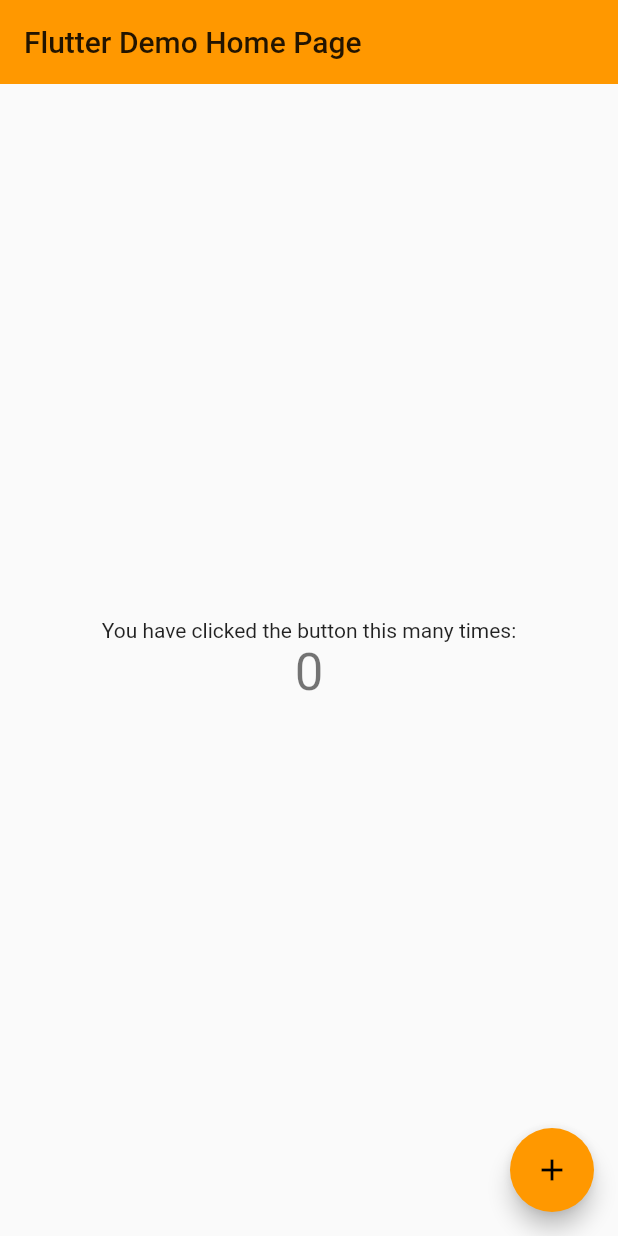
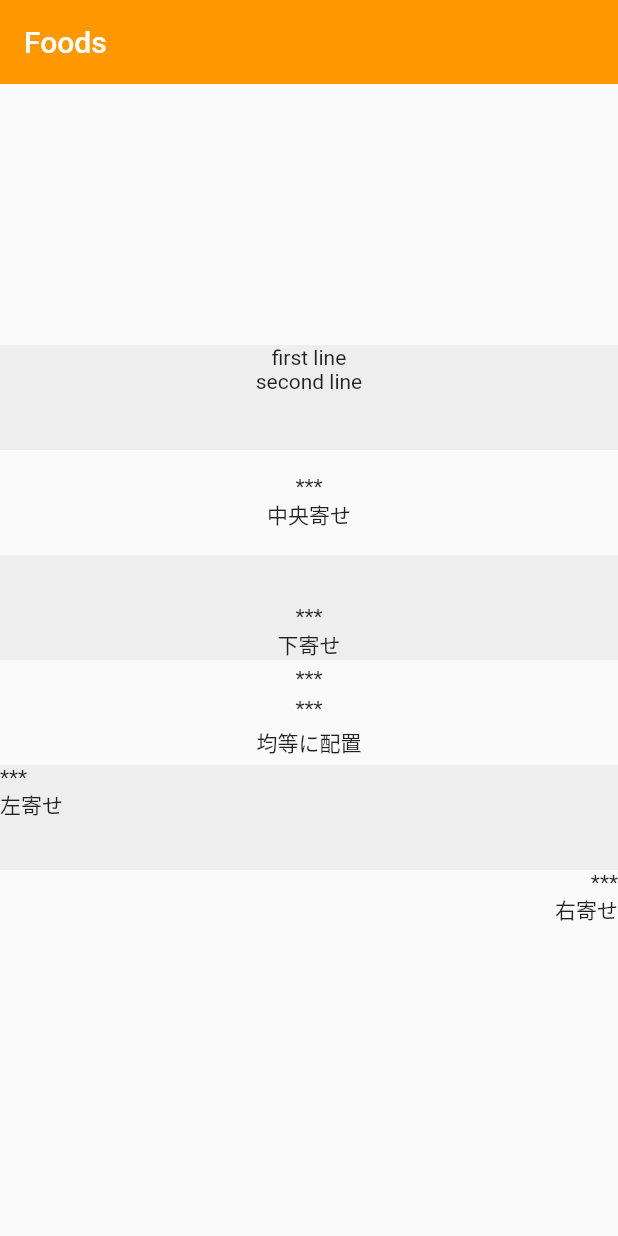
Before and after one commit to kou88/flutter, a Flutter app: the screen it shows after launch, on a phone screen of 412 x 824 dp. Run offline on Flutter 3.47's test engine with Material 2 defaults, Android fonts, the phone set to English and light mode, and no system bars.

Commit message:
Mod myapp to foods.

```diff
--- a/lib/main.dart
+++ b/lib/main.dart
@@ -1,15 +1,17 @@
 import 'package:flutter/material.dart';
 
 void main() {
-  runApp(MyApp());
+  runApp(Foods());
 }
 
-class MyApp extends StatelessWidget {
+class Foods extends StatelessWidget {
   // This widget is the root of your application.
   @override
   Widget build(BuildContext context) {
     return MaterialApp(
-      title: 'Flutter Demo',
+      // 右上に表示される"debug"ラベルを消す
+      debugShowCheckedModeBanner: false,
+      title: 'Foods app',
       theme: ThemeData(
         // This is the theme of your application.
         //
@@ -26,7 +28,7 @@ class MyApp extends StatelessWidget {
         // closer together (more dense) than on mobile platforms.
         visualDensity: VisualDensity.adaptivePlatformDensity,
       ),
-      home: MyHomePage(title: 'Flutter Demo Home Page'),
+      home: MyHomePage(title: 'Foods'),
     );
   }
 }
@@ -75,7 +77,11 @@ class _MyHomePageState extends State<MyHomePage> {
       appBar: AppBar(
         // Here we take the value from the MyHomePage object that was created by
         // the App.build method, and use it to set our appbar title.
-        title: Text(widget.title, textAlign: TextAlign.left),
+        title: Text(
+          widget.title,
+          textAlign: TextAlign.left,
+          style: TextStyle(color: Colors.white),
+        ),
         elevation: 0, // shadow off under the app bar.
       ),
       body: Center(
@@ -98,21 +104,78 @@ class _MyHomePageState extends State<MyHomePage> {
           // horizontal).
           mainAxisAlignment: MainAxisAlignment.center,
           children: <Widget>[
-            Text(
-              'You have clicked the button this many times:',
+            Container(
+              width: double.infinity,
+              height: 70,
+              color: Colors.grey[200],
+              child: Column(
+                children: <Widget>[
+                  Text('first line'),
+                  Text('second line'),
+                ],
+              ),
             ),
-            Text(
-              '$_counter',
-              style: Theme.of(context).textTheme.headline4,
+            Container(
+              width: double.infinity,
+              height: 70,
+              child: Column(
+                mainAxisAlignment: MainAxisAlignment.center,
+                children: <Widget>[
+                  Text('***'),
+                  Text('中央寄せ'),
+                ],
+              ),
+            ),
+            Container(
+              width: double.infinity,
+              height: 70,
+              color: Colors.grey[200],
+              child: Column(
+                mainAxisAlignment: MainAxisAlignment.end,
+                children: <Widget>[
+                  Text('***'),
+                  Text('下寄せ'),
+                ],
+              ),
+            ),
+            Container(
+              width: double.infinity,
+              height: 70,
+              child: Column(
+                mainAxisAlignment: MainAxisAlignment.spaceEvenly,
+                children: <Widget>[
+                  Text('***'),
+                  Text('***'),
+                  Text('均等に配置'),
+                ],
+              ),
+            ),
+            Container(
+              width: double.infinity,
+              height: 70,
+              color: Colors.grey[200],
+              child: Column(
+                crossAxisAlignment: CrossAxisAlignment.start,
+                children: <Widget>[
+                  Text('***'),
+                  Text('左寄せ'),
+                ],
+              ),
+            ),
+            Container(
+              width: double.infinity,
+              height: 70,
+              child: Column(
+                crossAxisAlignment: CrossAxisAlignment.end,
+                children: <Widget>[
+                  Text('***'),
+                  Text('右寄せ'),
+                ],
+              ),
             ),
           ],
         ),
       ),
-      floatingActionButton: FloatingActionButton(
-        onPressed: _incrementCounter,
-        tooltip: 'Increment',
-        child: Icon(Icons.add),
-      ), // This trailing comma makes auto-formatting nicer for build methods.
     );
   }
 }
--- a/pubspec.yaml
+++ b/pubspec.yaml
@@ -1,4 +1,4 @@
-name: myapp
+name: foods
 description: A new Flutter project.
 
 # The following line prevents the package from being accidentally published to
```
Also changed, not shown: 11 other files.
